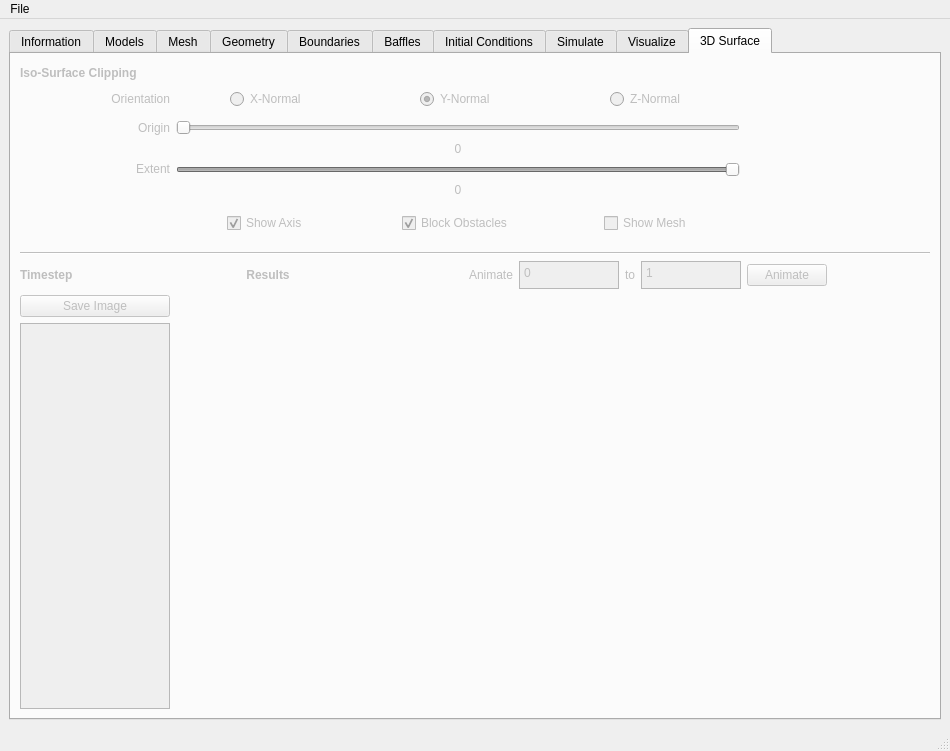
This is gui/civlcfd.ui in civilcfd/Civil-CFD as Qt 5 draws it before an edit. The edited form follows.
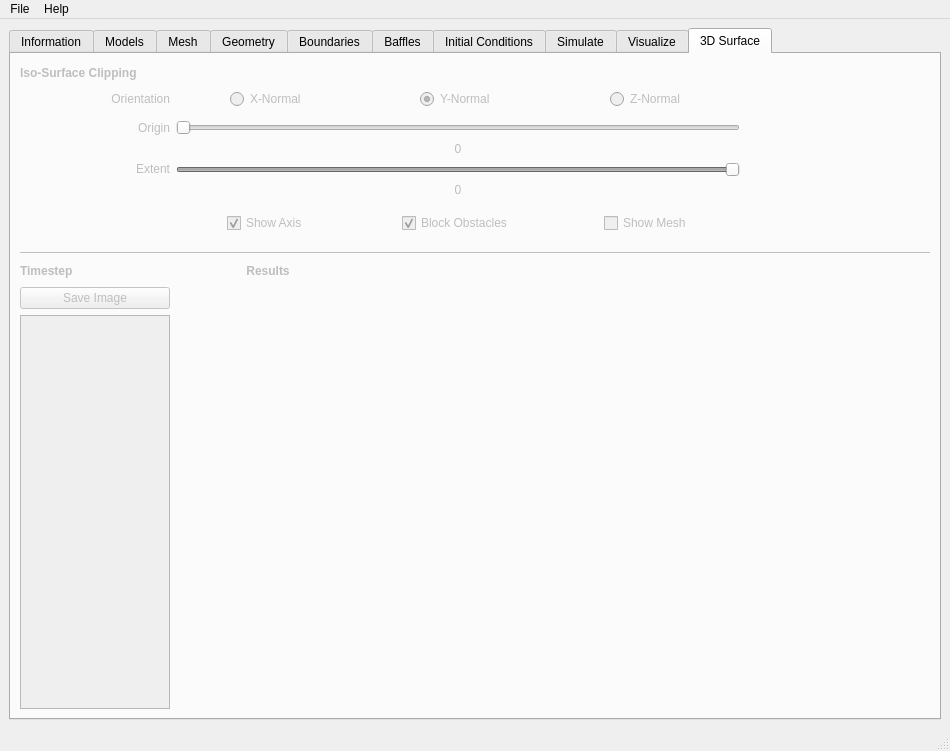
This is the edited form. The open tabs and pages were chosen to show the change. Icons and pictures are not drawn. Custom widgets are drawn as their Qt base class.

```diff
--- a/gui/civlcfd.ui
+++ b/gui/civlcfd.ui
@@ -3533,75 +3533,6 @@
               </property>
              </spacer>
             </item>
-            <item alignment="Qt::AlignRight">
-             <widget class="QLabel" name="label_49">
-              <property name="text">
-               <string>Animate</string>
-              </property>
-             </widget>
-            </item>
-            <item>
-             <widget class="QPlainTextEdit" name="from3d">
-              <property name="sizePolicy">
-               <sizepolicy hsizetype="Fixed" vsizetype="Fixed">
-                <horstretch>0</horstretch>
-                <verstretch>0</verstretch>
-               </sizepolicy>
-              </property>
-              <property name="maximumSize">
-               <size>
-                <width>100</width>
-                <height>28</height>
-               </size>
-              </property>
-              <property name="plainText">
-               <string>0</string>
-              </property>
-             </widget>
-            </item>
-            <item alignment="Qt::AlignHCenter">
-             <widget class="QLabel" name="label_50">
-              <property name="maximumSize">
-               <size>
-                <width>17</width>
-                <height>16777215</height>
-               </size>
-              </property>
-              <property name="text">
-               <string>to</string>
-              </property>
-             </widget>
-            </item>
-            <item alignment="Qt::AlignLeft">
-             <widget class="QPlainTextEdit" name="to3d">
-              <property name="sizePolicy">
-               <sizepolicy hsizetype="Minimum" vsizetype="Fixed">
-                <horstretch>0</horstretch>
-                <verstretch>0</verstretch>
-               </sizepolicy>
-              </property>
-              <property name="maximumSize">
-               <size>
-                <width>100</width>
-                <height>28</height>
-               </size>
-              </property>
-              <property name="plainText">
-               <string>1</string>
-              </property>
-             </widget>
-            </item>
-            <item>
-             <widget class="QPushButton" name="animate3d">
-              <property name="text">
-               <string>Animate</string>
-              </property>
-              <property name="icon">
-               <iconset resource="gui.qrc">
-                <normaloff>:/icons/resources/view-fullscreen.svg</normaloff>:/icons/resources/view-fullscreen.svg</iconset>
-              </property>
-             </widget>
-            </item>
             <item>
              <spacer name="horizontalSpacer_20">
               <property name="orientation">
@@ -3757,7 +3688,14 @@
     <addaction name="separator"/>
     <addaction name="actionQuit"/>
    </widget>
+   <widget class="QMenu" name="menuHelp">
+    <property name="title">
+     <string>Help</string>
+    </property>
+    <addaction name="actionAbout"/>
+   </widget>
    <addaction name="menuFile"/>
+   <addaction name="menuHelp"/>
   </widget>
   <widget class="QStatusBar" name="statusbar"/>
   <action name="actionNew">
```
Left out of the diff: 9 changed lines with no effect on the pictures.
